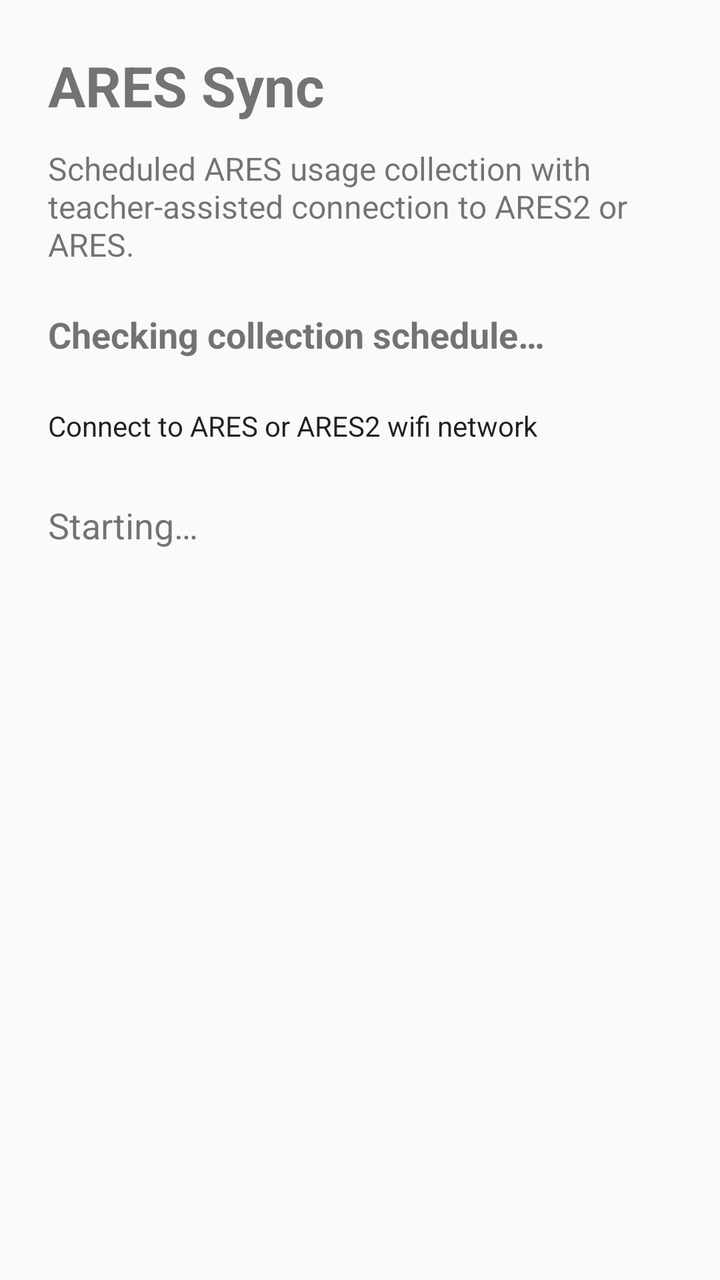
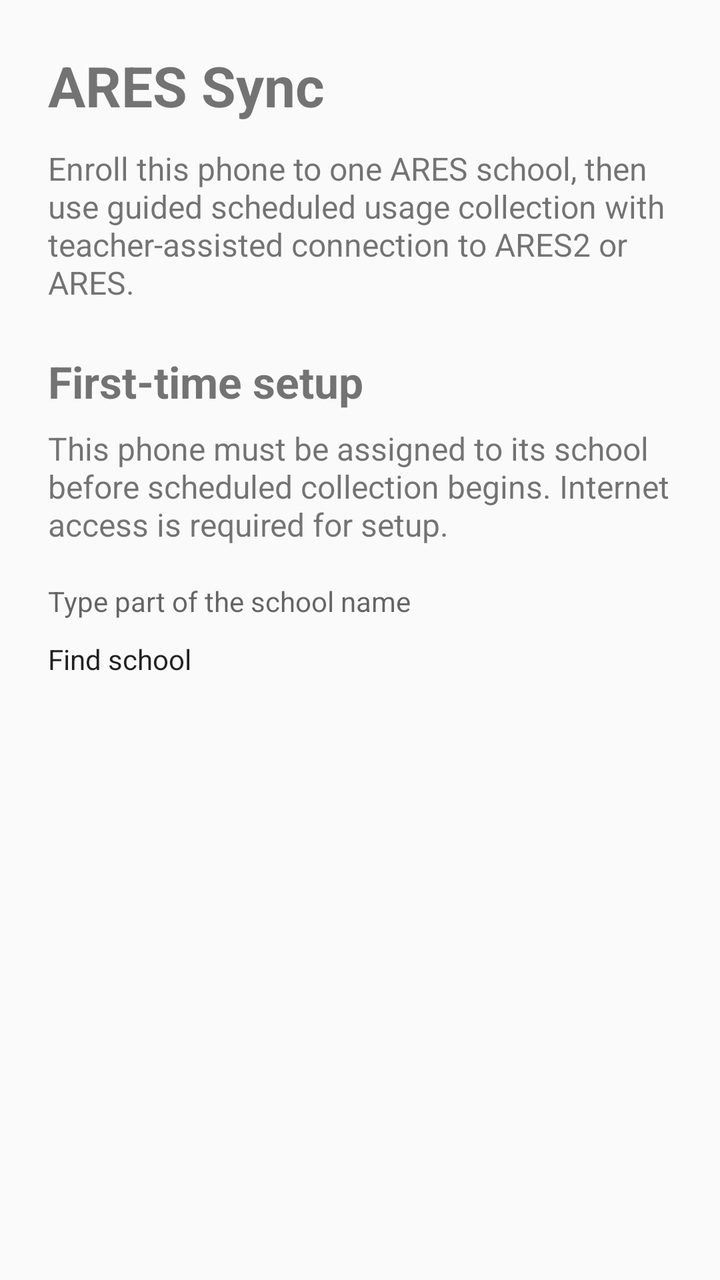

Before-and-after screenshots of an Android layout around one commit, followed by the original layout XML and the change that was made.
<!-- AndroidManifest.xml: application theme android:Theme.Material.Light.NoActionBar -->
<!-- res/layout/activity_main.xml -->
<?xml version="1.0" encoding="utf-8"?>
<ScrollView xmlns:android="http://schemas.android.com/apk/res/android"
    android:layout_width="match_parent"
    android:layout_height="match_parent">

    <LinearLayout
        android:layout_width="match_parent"
        android:layout_height="wrap_content"
        android:orientation="vertical"
        android:padding="24dp">

        <TextView
            android:layout_width="match_parent"
            android:layout_height="wrap_content"
            android:text="@string/app_name"
            android:textSize="28sp"
            android:textStyle="bold" />

        <TextView
            android:layout_width="match_parent"
            android:layout_height="wrap_content"
            android:layout_marginTop="12dp"
            android:text="@string/mvp_description"
            android:textSize="16sp" />

        <TextView
            android:id="@+id/scheduleText"
            android:layout_width="match_parent"
            android:layout_height="wrap_content"
            android:layout_marginTop="22dp"
            android:text="Checking collection schedule…"
            android:textSize="18sp"
            android:textStyle="bold" />

        <Button
            android:id="@+id/chooseWifiButton"
            android:layout_width="match_parent"
            android:layout_height="wrap_content"
            android:layout_marginTop="24dp"
            android:text="Connect to ARES or ARES2 wifi network" />

        <TextView
            android:id="@+id/statusText"
            android:layout_width="match_parent"
            android:layout_height="wrap_content"
            android:layout_marginTop="28dp"
            android:text="@string/status_starting"
            android:textIsSelectable="true"
            android:textSize="18sp" />

    </LinearLayout>
</ScrollView>
<!-- resources referenced by this layout -->
<resources>
  <string name="app_name">ARES Sync</string>
  <string name="mvp_description">Scheduled ARES usage collection with teacher-assisted connection to ARES2 or ARES.</string>
  <string name="status_starting">Starting…</string>
</resources>

<!-- the commit's change to res/layout/activity_main.xml (unified diff, before → after) -->
@@ -23,30 +23,118 @@
             android:text="@string/mvp_description"
             android:textSize="16sp" />
 
-        <TextView
-            android:id="@+id/scheduleText"
-            android:layout_width="match_parent"
-            android:layout_height="wrap_content"
-            android:layout_marginTop="22dp"
-            android:text="Checking collection schedule…"
-            android:textSize="18sp"
-            android:textStyle="bold" />
-
-        <Button
-            android:id="@+id/chooseWifiButton"
+        <LinearLayout
+            android:id="@+id/enrollmentPanel"
             android:layout_width="match_parent"
             android:layout_height="wrap_content"
             android:layout_marginTop="24dp"
-            android:text="Connect to ARES or ARES2 wifi network" />
+            android:orientation="vertical">
 
-        <TextView
-            android:id="@+id/statusText"
+            <TextView
+                android:layout_width="match_parent"
+                android:layout_height="wrap_content"
+                android:text="@string/enrollment_title"
+                android:textSize="22sp"
+                android:textStyle="bold" />
+
+            <TextView
+                android:layout_width="match_parent"
+                android:layout_height="wrap_content"
+                android:layout_marginTop="8dp"
+                android:text="@string/enrollment_intro"
+                android:textSize="16sp" />
+
+            <EditText
+                android:id="@+id/schoolSearchInput"
+                android:layout_width="match_parent"
+                android:layout_height="wrap_content"
+                android:layout_marginTop="18dp"
+                android:hint="@string/school_search_hint"
+                android:inputType="textCapWords"
+                android:maxLines="1" />
+
+            <Button
+                android:id="@+id/schoolSearchButton"
+                android:layout_width="match_parent"
+                android:layout_height="wrap_content"
+                android:layout_marginTop="10dp"
+                android:text="@string/school_search_button" />
+
+            <Spinner
+                android:id="@+id/schoolSpinner"
+                android:layout_width="match_parent"
+                android:layout_height="wrap_content"
+                android:layout_marginTop="16dp"
+                android:visibility="gone" />
+
+            <EditText
+                android:id="@+id/enrollmentCodeInput"
+                android:layout_width="match_parent"
+                android:layout_height="wrap_content"
+                android:layout_marginTop="16dp"
+                android:hint="@string/enrollment_code_hint"
+                android:inputType="textCapCharacters"
+                android:maxLines="1"
+                android:visibility="gone" />
+
+            <Button
+                android:id="@+id/enrollButton"
+                android:layout_width="match_parent"
+                android:layout_height="wrap_content"
+                android:layout_marginTop="10dp"
+                android:text="@string/enroll_button"
+                android:visibility="gone" />
+
+            <TextView
+                android:id="@+id/enrollmentStatus"
+                android:layout_width="match_parent"
+                android:layout_height="wrap_content"
+                android:layout_marginTop="18dp"
+                android:textSize="16sp" />
+
+        </LinearLayout>
+
+        <LinearLayout
+            android:id="@+id/collectionPanel"
             android:layout_width="match_parent"
             android:layout_height="wrap_content"
-            android:layout_marginTop="28dp"
-            android:text="@string/status_starting"
-            android:textIsSelectable="true"
-            android:textSize="18sp" />
+            android:layout_marginTop="24dp"
+            android:orientation="vertical"
+            android:visibility="gone">
+
+            <TextView
+                android:id="@+id/enrolledSchoolText"
+                android:layout_width="match_parent"
+                android:layout_height="wrap_content"
+                android:textSize="17sp"
+                android:textStyle="bold" />
+
+            <TextView
+                android:id="@+id/scheduleText"
+                android:layout_width="match_parent"
+                android:layout_height="wrap_content"
+                android:layout_marginTop="18dp"
+                android:text="Checking collection schedule…"
+                android:textSize="18sp"
+                android:textStyle="bold" />
+
+            <Button
+                android:id="@+id/chooseWifiButton"
+                android:layout_width="match_parent"
+                android:layout_height="wrap_content"
+                android:layout_marginTop="24dp"
+                android:text="Connect to ARES or ARES2 wifi network" />
+
+            <TextView
+                android:id="@+id/statusText"
+                android:layout_width="match_parent"
+                android:layout_height="wrap_content"
+                android:layout_marginTop="28dp"
+                android:text="@string/status_starting"
+                android:textIsSelectable="true"
+                android:textSize="18sp" />
+
+        </LinearLayout>
 
     </LinearLayout>
 </ScrollView>
<!-- resource entries referenced after the edit -->
@@ -1,7 +1,13 @@
 <!-- resources referenced by this layout -->
 <resources>
   <string name="app_name">ARES Sync</string>
-  <string name="mvp_description">Scheduled ARES usage collection with teacher-assisted connection to ARES2 or ARES.</string>
+  <string name="enroll_button">Enroll this phone</string>
+  <string name="enrollment_code_hint">Enrollment code (XXXX-XXXX)</string>
+  <string name="enrollment_intro">This phone must be assigned to its school before scheduled collection begins. Internet access is required for setup.</string>
+  <string name="enrollment_title">First-time setup</string>
+  <string name="mvp_description">Enroll this phone to one ARES school, then use guided scheduled usage collection with teacher-assisted connection to ARES2 or ARES.</string>
+  <string name="school_search_button">Find school</string>
+  <string name="school_search_hint">Type part of the school name</string>
   <string name="status_starting">Starting…</string>
 </resources>
 
